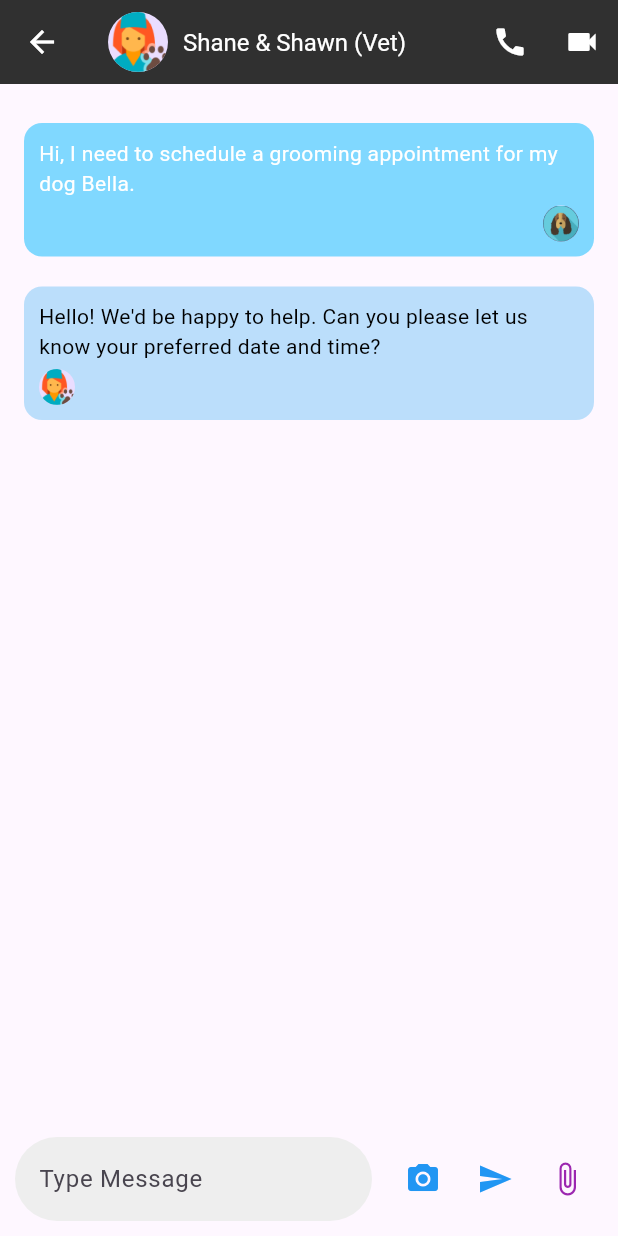
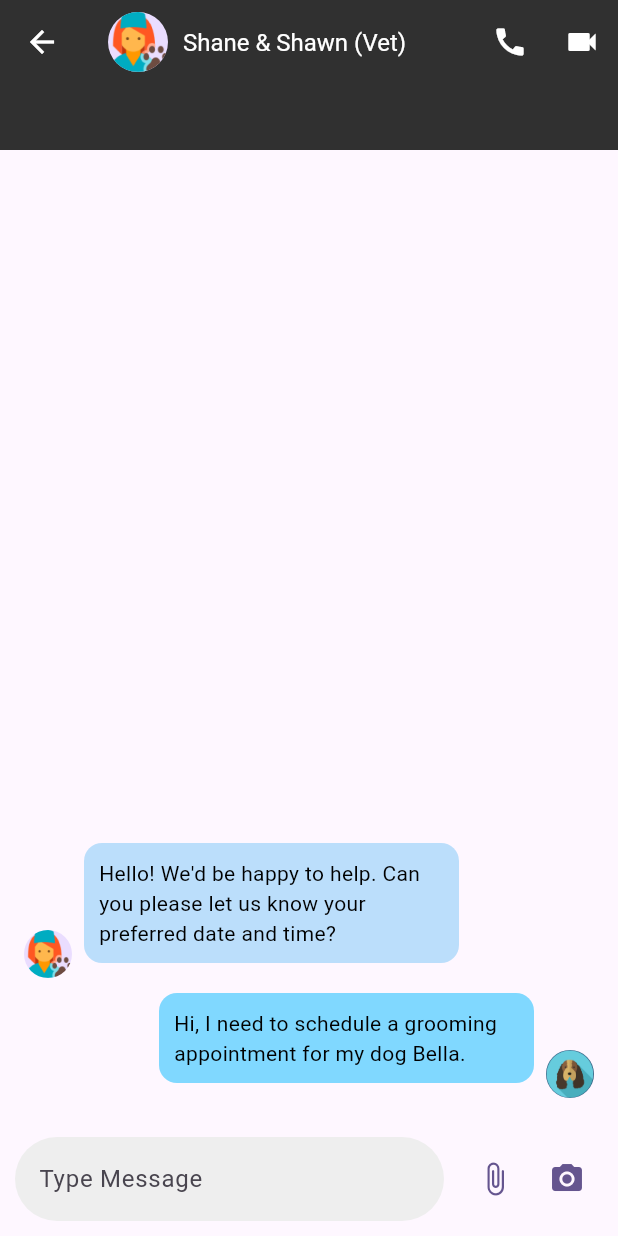
Before and after one commit to Shaliha07/petshop, a Flutter app: the ContactUsPage screen opened directly, on a phone screen of 412 x 824 dp. Run offline on Flutter 3.47's test engine with Material 3 defaults, Android fonts, the phone set to English and light mode, and no system bars.

Commit message:
GetStarted - Done. Products - Done.
Appointments - Done
confirm appointment - Done.
 Profile - Done.
 edit profile - Done.
 contact us  -

```diff
--- a/lib/contact_us_page.dart
+++ b/lib/contact_us_page.dart
@@ -7,7 +7,9 @@ class ContactUsPage extends StatelessWidget {
   Widget build(BuildContext context) {
     return SafeArea(
       child: Scaffold(
-        appBar: AppBar(
+        appBar: PreferredSize(
+          preferredSize: const Size.fromHeight(100), // Adjust AppBar height
+          child: AppBar(
             backgroundColor: Colors.grey[850],
             elevation: 0,
             leading: IconButton(
@@ -16,15 +18,15 @@ class ContactUsPage extends StatelessWidget {
                 Navigator.pop(context);
               },
             ),
-          title: const Row(
+            title: Row(
               children: [
-              CircleAvatar(
+                const CircleAvatar(
                   backgroundImage: AssetImage('images/vet_avatar.png'),
                 ),
-              SizedBox(width: 10),
+                const SizedBox(width: 10),
                 Column(
                   crossAxisAlignment: CrossAxisAlignment.start,
-                children: [
+                  children: const [
                     Text(
                       'Shane & Shawn (Vet)',
                       style: TextStyle(color: Colors.white, fontSize: 16),
@@ -44,62 +46,65 @@ class ContactUsPage extends StatelessWidget {
               ),
             ],
           ),
+        ),
         body: Column(
           children: [
             Expanded(
               child: ListView(
+                reverse: true, // Start showing messages from the bottom
                 padding: const EdgeInsets.all(16.0),
                 children: [
                   Align(
                     alignment: Alignment.centerRight,
-                    child: Container(
+                    child: Row(
+                      mainAxisAlignment: MainAxisAlignment.end,
+                      crossAxisAlignment: CrossAxisAlignment.end,
+                      children: [
+                        Container(
                           padding: const EdgeInsets.all(10),
                           margin: const EdgeInsets.symmetric(vertical: 10),
+                          constraints: const BoxConstraints(maxWidth: 250),
                           decoration: BoxDecoration(
                             color: Colors.lightBlueAccent[100],
                             borderRadius: BorderRadius.circular(12),
                           ),
-                      child: const Column(
-                        crossAxisAlignment: CrossAxisAlignment.end,
-                        children: [
-                          Text(
+                          child: const Text(
                             'Hi, I need to schedule a grooming appointment for my dog Bella.',
-                            style: TextStyle(color: Colors.white),
+                            style: TextStyle(color: Colors.black),
                           ),
-                          SizedBox(height: 5),
-                          CircleAvatar(
-                            radius: 12,
-                            backgroundImage:
-                                AssetImage('images/user_avatar.png'),
+                        ),
+                        const SizedBox(width: 8),
+                        const CircleAvatar(
+                          radius: 16,
+                          backgroundImage: AssetImage('images/user_avatar.png'),
                         ),
                       ],
                     ),
                   ),
-                  ),
                   Align(
                     alignment: Alignment.centerLeft,
-                    child: Container(
+                    child: Row(
+                      crossAxisAlignment: CrossAxisAlignment.end,
+                      children: [
+                        const CircleAvatar(
+                          radius: 16,
+                          backgroundImage: AssetImage('images/vet_avatar.png'),
+                        ),
+                        const SizedBox(width: 8),
+                        Container(
                           padding: const EdgeInsets.all(10),
                           margin: const EdgeInsets.symmetric(vertical: 10),
+                          constraints: const BoxConstraints(maxWidth: 250),
                           decoration: BoxDecoration(
                             color: Colors.blue[100],
                             borderRadius: BorderRadius.circular(12),
                           ),
-                      child: const Column(
-                        crossAxisAlignment: CrossAxisAlignment.start,
-                        children: [
-                          Text(
+                          child: const Text(
                             "Hello! We'd be happy to help. Can you please let us know your preferred date and time?",
                             style: TextStyle(color: Colors.black),
                           ),
-                          SizedBox(height: 5),
-                          CircleAvatar(
-                            radius: 12,
-                            backgroundImage:
-                                AssetImage('images/vet_avatar.png'),
                         ),
                       ],
-                      ),
                     ),
                   ),
                 ],
@@ -124,16 +129,13 @@ class ContactUsPage extends StatelessWidget {
                   ),
                   const SizedBox(width: 10),
                   IconButton(
-                    icon: const Icon(Icons.camera_alt,
-                        color: Colors.blue), // Camera icon
+                    icon: const Icon(Icons.attach_file_rounded,
+                        color: Color(0xff65558F)),
                     onPressed: () {},
                   ),
                   IconButton(
-                    icon: const Icon(Icons.send, color: Colors.blue),
-                    onPressed: () {},
-                  ),
-                  IconButton(
-                    icon: const Icon(Icons.attach_file, color: Colors.purple),
+                    icon:
+                        const Icon(Icons.camera_alt, color: Color(0xff65558F)),
                     onPressed: () {},
                   ),
                 ],
```
Lines whose indentation alone changed are shown as unchanged.
